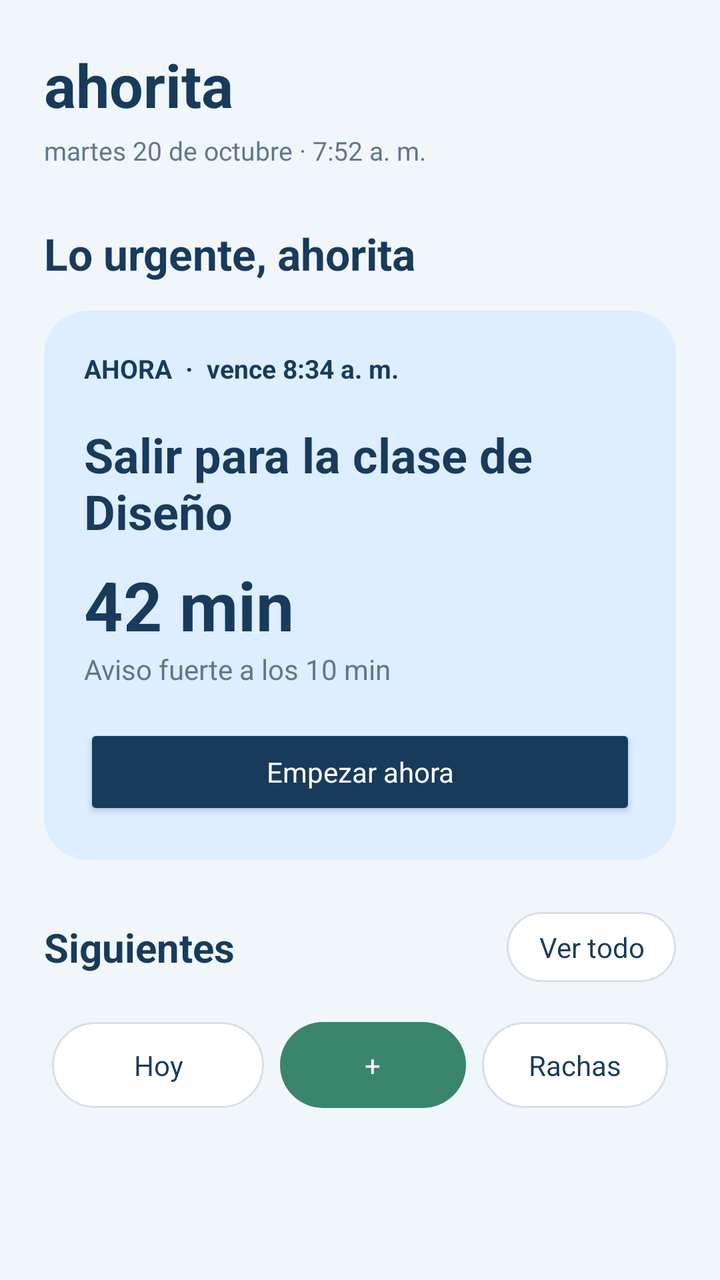
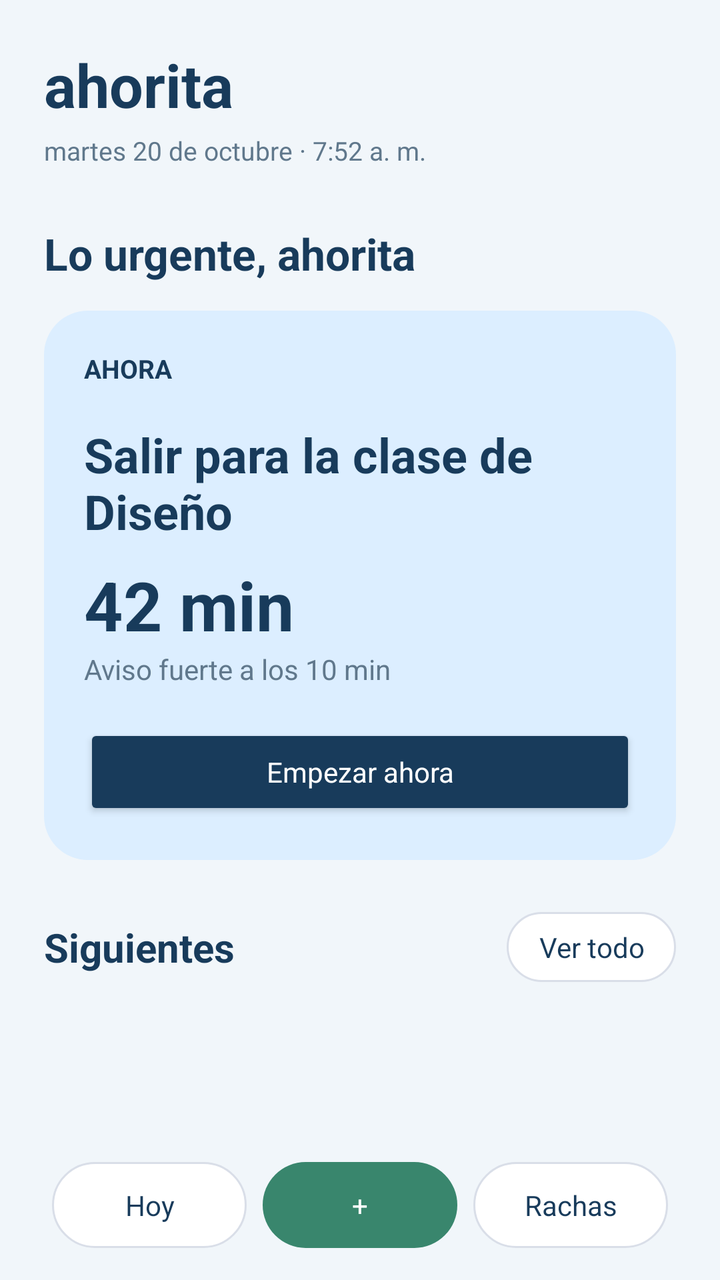

Screens rendered from an Android XML layout before and after an edit, with the pre-edit source and the edit as a unified diff.
<!-- AndroidManifest.xml: application theme Theme.Ahorita -->
<!-- res/layout/activity_home.xml -->
<ScrollView xmlns:android="http://schemas.android.com/apk/res/android"
    android:layout_width="match_parent" android:layout_height="match_parent"
    android:background="@color/ah_background" android:fillViewport="true">
    <LinearLayout android:layout_width="match_parent" android:layout_height="wrap_content"
        android:orientation="vertical" android:padding="22dp">
        <TextView android:layout_width="wrap_content" android:layout_height="wrap_content"
            android:text="ahorita" android:textColor="@color/ah_navy" android:textSize="30sp" android:textStyle="bold"/>
        <TextView android:layout_width="wrap_content" android:layout_height="wrap_content"
            android:layout_marginTop="4dp" android:text="martes 20 de octubre · 7:52 a. m."
            android:textColor="@color/ah_muted" android:textSize="13sp"/>
        <TextView android:layout_width="wrap_content" android:layout_height="wrap_content"
            android:layout_marginTop="28dp" android:text="Lo urgente, ahorita"
            android:textColor="@color/ah_navy" android:textSize="22sp" android:textStyle="bold"/>
        <LinearLayout android:layout_width="match_parent" android:layout_height="wrap_content"
            android:layout_marginTop="14dp" android:background="@drawable/bg_card_primary"
            android:orientation="vertical" android:padding="20dp">
            <TextView android:layout_width="wrap_content" android:layout_height="wrap_content"
                android:text="AHORA  ·  vence 8:34 a. m." android:textColor="@color/ah_navy"
                android:textStyle="bold" android:textSize="13sp"/>
            <TextView android:id="@+id/tvUrgentTask" android:layout_width="match_parent"
                android:layout_height="wrap_content" android:layout_marginTop="18dp"
                android:text="Salir para la clase de Diseño" android:textColor="@color/ah_navy"
                android:textSize="24sp" android:textStyle="bold"/>
            <TextView android:id="@+id/tvUrgentTime" android:layout_width="wrap_content"
                android:layout_height="wrap_content" android:layout_marginTop="8dp"
                android:text="42 min" android:textColor="@color/ah_navy" android:textSize="34sp"
                android:textStyle="bold"/>
            <TextView android:layout_width="wrap_content" android:layout_height="wrap_content"
                android:text="Aviso fuerte a los 10 min" android:textColor="@color/ah_muted"/>
            <Button android:id="@+id/btnStartTask" android:layout_width="match_parent"
                android:layout_height="wrap_content" android:layout_marginTop="18dp"
                android:text="Empezar ahora" android:textAllCaps="false"
                android:textColor="@android:color/white" android:backgroundTint="@color/ah_navy"/>
        </LinearLayout>

        <LinearLayout android:layout_width="match_parent" android:layout_height="wrap_content"
            android:layout_marginTop="26dp" android:gravity="center_vertical">
            <TextView android:layout_width="0dp" android:layout_height="wrap_content"
                android:layout_weight="1" android:text="Siguientes" android:textColor="@color/ah_navy"
                android:textSize="20sp" android:textStyle="bold"/>
            <Button android:id="@+id/btnSeeAll" android:layout_width="wrap_content"
                android:layout_height="wrap_content" android:text="Ver todo" android:textAllCaps="false"
                android:textColor="@color/ah_navy"
                android:background="@drawable/bg_btn_pill_outline"
                android:backgroundTint="@null"
                android:stateListAnimator="@null"
                android:minHeight="0dp" android:minWidth="0dp"
                android:paddingStart="16dp" android:paddingEnd="16dp"
                android:paddingTop="8dp" android:paddingBottom="8dp"/>
        </LinearLayout>
        <LinearLayout android:id="@+id/containerSiguientes"
            android:layout_width="match_parent" android:layout_height="wrap_content"
            android:orientation="vertical"/>
        <LinearLayout android:layout_width="match_parent" android:layout_height="wrap_content"
            android:layout_marginTop="20dp" android:gravity="center" android:orientation="horizontal">

            <Button
                android:id="@+id/btnToday"
                android:layout_width="13dp"
                android:layout_height="wrap_content"
                android:layout_marginStart="4dp"
                android:layout_marginEnd="4dp"
                android:layout_weight="1"
                android:background="@drawable/bg_btn_pill_outline"
                android:backgroundTint="@null"
                android:minHeight="0dp"
                android:paddingTop="12dp"
                android:paddingBottom="12dp"
                android:stateListAnimator="@null"
                android:text="Hoy"
                android:textAllCaps="false"
                android:textColor="@color/ah_navy" />

            <Button android:id="@+id/btnNewTask" android:layout_width="0dp" android:layout_height="wrap_content"
                android:layout_weight="1" android:layout_marginStart="4dp" android:layout_marginEnd="4dp"
                android:text="+" android:textAllCaps="false"
                android:textColor="@android:color/white"
                android:background="@drawable/bg_btn_pill_filled"
                android:backgroundTint="@null" android:stateListAnimator="@null"
                android:minHeight="0dp" android:paddingTop="12dp" android:paddingBottom="12dp"/>

            <Button android:id="@+id/btnStreaks" android:layout_width="0dp" android:layout_height="wrap_content"
                android:layout_weight="1" android:layout_marginStart="4dp" android:layout_marginEnd="4dp"
                android:text="Rachas" android:textAllCaps="false"
                android:textColor="@color/ah_navy"
                android:background="@drawable/bg_btn_pill_outline"
                android:backgroundTint="@null" android:stateListAnimator="@null"
                android:minHeight="0dp" android:paddingTop="12dp" android:paddingBottom="12dp"/>
        </LinearLayout>
    </LinearLayout>
</ScrollView>
<!-- resources referenced by this layout -->
<resources>
  <color name="ah_background">#F1F6FA</color>
  <color name="ah_muted">#60788C</color>
  <color name="ah_navy">#183B5B</color>
  <!-- drawable bg_btn_pill_filled (drawable) -->
  <?xml version="1.0" encoding="utf-8"?>
  <ripple xmlns:android="http://schemas.android.com/apk/res/android"
      android:color="#33FFFFFF">
      <item>
          <shape android:shape="rectangle">
              <solid android:color="@color/ah_green"/>
              <corners android:radius="24dp"/>
          </shape>
      </item>
  </ripple>
  <!-- drawable bg_btn_pill_outline (drawable) -->
  <?xml version="1.0" encoding="utf-8"?>
  <ripple xmlns:android="http://schemas.android.com/apk/res/android"
      android:color="#1F2A44">
      <item>
          <shape android:shape="rectangle">
              <solid android:color="#FFFFFF"/>
              <stroke android:width="1dp" android:color="#D9DEE8"/>
              <corners android:radius="24dp"/>
          </shape>
      </item>
  </ripple>
  <!-- drawable bg_card_primary (drawable) -->
  <shape xmlns:android="http://schemas.android.com/apk/res/android">
      <solid android:color="@color/ah_blue"/>
      <corners android:radius="22dp"/>
  </shape>
  <style name="Theme.Ahorita" parent="@android:style/Theme.Material.Light.NoActionBar">
          <item name="android:fontFamily">sans-serif</item>
          <item name="android:colorAccent">@color/ah_navy</item>
          <item name="android:statusBarColor">@color/ah_background</item>
          <item name="android:navigationBarColor">@color/ah_background</item>
          <item name="android:windowLightStatusBar">true</item>
          <item name="android:windowActionModeOverlay">true</item>
      </style>
  <color name="ah_green">#39866D</color>
  <color name="ah_blue">#DCEEFF</color>
</resources>

<!-- the commit's change to res/layout/activity_home.xml (unified diff, before → after) -->
@@ -1,91 +1,98 @@
-<ScrollView xmlns:android="http://schemas.android.com/apk/res/android"
+<?xml version="1.0" encoding="utf-8"?>
+<LinearLayout xmlns:android="http://schemas.android.com/apk/res/android"
     android:layout_width="match_parent" android:layout_height="match_parent"
-    android:background="@color/ah_background" android:fillViewport="true">
+    android:background="@color/ah_background" android:orientation="vertical">
+
+    
+    <ScrollView android:layout_width="match_parent" android:layout_height="0dp"
+        android:layout_weight="1" android:fillViewport="true">
+        <LinearLayout android:layout_width="match_parent" android:layout_height="wrap_content"
+            android:orientation="vertical" android:padding="22dp">
+
+            <TextView android:layout_width="wrap_content" android:layout_height="wrap_content"
+                android:text="ahorita" android:textColor="@color/ah_navy" android:textSize="30sp" android:textStyle="bold"/>
+            <TextView android:layout_width="wrap_content" android:layout_height="wrap_content"
+                android:layout_marginTop="4dp" android:text="martes 20 de octubre · 7:52 a. m."
+                android:textColor="@color/ah_muted" android:textSize="13sp"/>
+            <TextView android:layout_width="wrap_content" android:layout_height="wrap_content"
+                android:layout_marginTop="28dp" android:text="Lo urgente, ahorita"
+                android:textColor="@color/ah_navy" android:textSize="22sp" android:textStyle="bold"/>
+
+            <LinearLayout android:layout_width="match_parent" android:layout_height="wrap_content"
+                android:layout_marginTop="14dp" android:background="@drawable/bg_card_primary"
+                android:orientation="vertical" android:padding="20dp">
+                <TextView android:id="@+id/tvUrgentLabel" android:layout_width="wrap_content"
+                    android:layout_height="wrap_content"
+                    android:text="AHORA" android:textColor="@color/ah_navy"
+                    android:textStyle="bold" android:textSize="13sp"/>
+                <TextView android:id="@+id/tvUrgentTask" android:layout_width="match_parent"
+                    android:layout_height="wrap_content" android:layout_marginTop="18dp"
+                    android:text="Salir para la clase de Diseño" android:textColor="@color/ah_navy"
+                    android:textSize="24sp" android:textStyle="bold"/>
+                <TextView android:id="@+id/tvUrgentTime" android:layout_width="wrap_content"
+                    android:layout_height="wrap_content" android:layout_marginTop="8dp"
+                    android:text="42 min" android:textColor="@color/ah_navy" android:textSize="34sp"
+                    android:textStyle="bold"/>
+                <TextView android:layout_width="wrap_content" android:layout_height="wrap_content"
+                    android:text="Aviso fuerte a los 10 min" android:textColor="@color/ah_muted"/>
+                <Button android:id="@+id/btnStartTask" android:layout_width="match_parent"
+                    android:layout_height="wrap_content" android:layout_marginTop="18dp"
+                    android:text="Empezar ahora" android:textAllCaps="false"
+                    android:textColor="@android:color/white" android:backgroundTint="@color/ah_navy"/>
+            </LinearLayout>
+
+            <LinearLayout android:layout_width="match_parent" android:layout_height="wrap_content"
+                android:layout_marginTop="26dp" android:gravity="center_vertical">
+                <TextView android:layout_width="0dp" android:layout_height="wrap_content"
+                    android:layout_weight="1" android:text="Siguientes" android:textColor="@color/ah_navy"
+                    android:textSize="20sp" android:textStyle="bold"/>
+                <Button android:id="@+id/btnSeeAll" android:layout_width="wrap_content"
+                    android:layout_height="wrap_content" android:text="Ver todo" android:textAllCaps="false"
+                    android:textColor="@color/ah_navy"
+                    android:background="@drawable/bg_btn_pill_outline"
+                    android:backgroundTint="@null"
+                    android:stateListAnimator="@null"
+                    android:minHeight="0dp" android:minWidth="0dp"
+                    android:paddingStart="16dp" android:paddingEnd="16dp"
+                    android:paddingTop="8dp" android:paddingBottom="8dp"/>
+            </LinearLayout>
+
+            
+            <LinearLayout android:id="@+id/containerSiguientes"
+                android:layout_width="match_parent" android:layout_height="wrap_content"
+                android:orientation="vertical"/>
+
+        </LinearLayout>
+    </ScrollView>
+
+    
     <LinearLayout android:layout_width="match_parent" android:layout_height="wrap_content"
-        android:orientation="vertical" android:padding="22dp">
-        <TextView android:layout_width="wrap_content" android:layout_height="wrap_content"
-            android:text="ahorita" android:textColor="@color/ah_navy" android:textSize="30sp" android:textStyle="bold"/>
-        <TextView android:layout_width="wrap_content" android:layout_height="wrap_content"
-            android:layout_marginTop="4dp" android:text="martes 20 de octubre · 7:52 a. m."
-            android:textColor="@color/ah_muted" android:textSize="13sp"/>
-        <TextView android:layout_width="wrap_content" android:layout_height="wrap_content"
-            android:layout_marginTop="28dp" android:text="Lo urgente, ahorita"
-            android:textColor="@color/ah_navy" android:textSize="22sp" android:textStyle="bold"/>
-        <LinearLayout android:layout_width="match_parent" android:layout_height="wrap_content"
-            android:layout_marginTop="14dp" android:background="@drawable/bg_card_primary"
-            android:orientation="vertical" android:padding="20dp">
-            <TextView android:layout_width="wrap_content" android:layout_height="wrap_content"
-                android:text="AHORA  ·  vence 8:34 a. m." android:textColor="@color/ah_navy"
-                android:textStyle="bold" android:textSize="13sp"/>
-            <TextView android:id="@+id/tvUrgentTask" android:layout_width="match_parent"
-                android:layout_height="wrap_content" android:layout_marginTop="18dp"
-                android:text="Salir para la clase de Diseño" android:textColor="@color/ah_navy"
-                android:textSize="24sp" android:textStyle="bold"/>
-            <TextView android:id="@+id/tvUrgentTime" android:layout_width="wrap_content"
-                android:layout_height="wrap_content" android:layout_marginTop="8dp"
-                android:text="42 min" android:textColor="@color/ah_navy" android:textSize="34sp"
-                android:textStyle="bold"/>
-            <TextView android:layout_width="wrap_content" android:layout_height="wrap_content"
-                android:text="Aviso fuerte a los 10 min" android:textColor="@color/ah_muted"/>
-            <Button android:id="@+id/btnStartTask" android:layout_width="match_parent"
-                android:layout_height="wrap_content" android:layout_marginTop="18dp"
-                android:text="Empezar ahora" android:textAllCaps="false"
-                android:textColor="@android:color/white" android:backgroundTint="@color/ah_navy"/>
-        </LinearLayout>
+        android:background="@color/ah_background" android:gravity="center"
+        android:orientation="horizontal" android:paddingStart="22dp" android:paddingEnd="22dp"
+        android:paddingTop="12dp" android:paddingBottom="16dp">
 
-        <LinearLayout android:layout_width="match_parent" android:layout_height="wrap_content"
-            android:layout_marginTop="26dp" android:gravity="center_vertical">
-            <TextView android:layout_width="0dp" android:layout_height="wrap_content"
-                android:layout_weight="1" android:text="Siguientes" android:textColor="@color/ah_navy"
-                android:textSize="20sp" android:textStyle="bold"/>
-            <Button android:id="@+id/btnSeeAll" android:layout_width="wrap_content"
-                android:layout_height="wrap_content" android:text="Ver todo" android:textAllCaps="false"
-                android:textColor="@color/ah_navy"
-                android:background="@drawable/bg_btn_pill_outline"
-                android:backgroundTint="@null"
-                android:stateListAnimator="@null"
-                android:minHeight="0dp" android:minWidth="0dp"
-                android:paddingStart="16dp" android:paddingEnd="16dp"
-                android:paddingTop="8dp" android:paddingBottom="8dp"/>
-        </LinearLayout>
-        <LinearLayout android:id="@+id/containerSiguientes"
-            android:layout_width="match_parent" android:layout_height="wrap_content"
-            android:orientation="vertical"/>
-        <LinearLayout android:layout_width="match_parent" android:layout_height="wrap_content"
-            android:layout_marginTop="20dp" android:gravity="center" android:orientation="horizontal">
+        <Button android:id="@+id/btnToday" android:layout_width="0dp" android:layout_height="wrap_content"
+            android:layout_weight="1" android:layout_marginStart="4dp" android:layout_marginEnd="4dp"
+            android:text="Hoy" android:textAllCaps="false"
+            android:textColor="@color/ah_navy"
+            android:background="@drawable/bg_btn_pill_outline"
+            android:backgroundTint="@null" android:stateListAnimator="@null"
+            android:minHeight="0dp" android:paddingTop="12dp" android:paddingBottom="12dp"/>
 
-            <Button
-                android:id="@+id/btnToday"
-                android:layout_width="13dp"
-                android:layout_height="wrap_content"
-                android:layout_marginStart="4dp"
-                android:layout_marginEnd="4dp"
-                android:layout_weight="1"
-                android:background="@drawable/bg_btn_pill_outline"
-                android:backgroundTint="@null"
-                android:minHeight="0dp"
-                android:paddingTop="12dp"
-                android:paddingBottom="12dp"
-                android:stateListAnimator="@null"
-                android:text="Hoy"
-                android:textAllCaps="false"
-                android:textColor="@color/ah_navy" />
+        <Button android:id="@+id/btnNewTask" android:layout_width="0dp" android:layout_height="wrap_content"
+            android:layout_weight="1" android:layout_marginStart="4dp" android:layout_marginEnd="4dp"
+            android:text="+" android:textAllCaps="false"
+            android:textColor="@android:color/white"
+            android:background="@drawable/bg_btn_pill_filled"
+            android:backgroundTint="@null" android:stateListAnimator="@null"
+            android:minHeight="0dp" android:paddingTop="12dp" android:paddingBottom="12dp"/>
 
-            <Button android:id="@+id/btnNewTask" android:layout_width="0dp" android:layout_height="wrap_content"
-                android:layout_weight="1" android:layout_marginStart="4dp" android:layout_marginEnd="4dp"
-                android:text="+" android:textAllCaps="false"
-                android:textColor="@android:color/white"
-                android:background="@drawable/bg_btn_pill_filled"
-                android:backgroundTint="@null" android:stateListAnimator="@null"
-                android:minHeight="0dp" android:paddingTop="12dp" android:paddingBottom="12dp"/>
-
-            <Button android:id="@+id/btnStreaks" android:layout_width="0dp" android:layout_height="wrap_content"
-                android:layout_weight="1" android:layout_marginStart="4dp" android:layout_marginEnd="4dp"
-                android:text="Rachas" android:textAllCaps="false"
-                android:textColor="@color/ah_navy"
-                android:background="@drawable/bg_btn_pill_outline"
-                android:backgroundTint="@null" android:stateListAnimator="@null"
-                android:minHeight="0dp" android:paddingTop="12dp" android:paddingBottom="12dp"/>
-        </LinearLayout>
+        <Button android:id="@+id/btnStreaks" android:layout_width="0dp" android:layout_height="wrap_content"
+            android:layout_weight="1" android:layout_marginStart="4dp" android:layout_marginEnd="4dp"
+            android:text="Rachas" android:textAllCaps="false"
+            android:textColor="@color/ah_navy"
+            android:background="@drawable/bg_btn_pill_outline"
+            android:backgroundTint="@null" android:stateListAnimator="@null"
+            android:minHeight="0dp" android:paddingTop="12dp" android:paddingBottom="12dp"/>
     </LinearLayout>
-</ScrollView>
+</LinearLayout>
